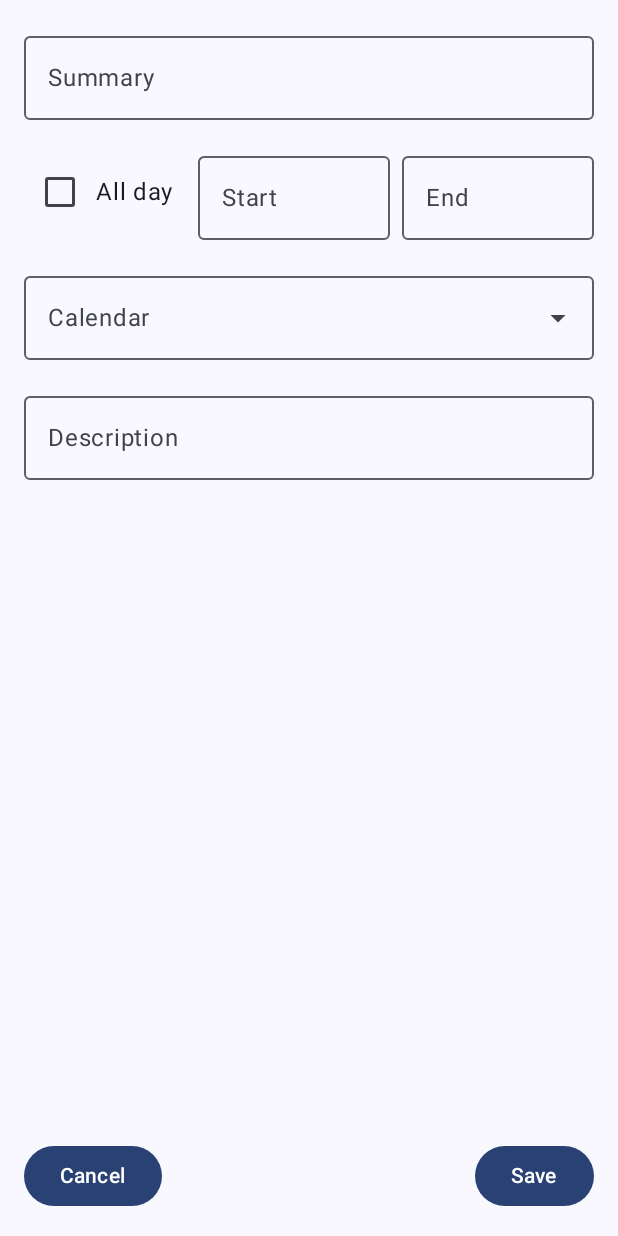
After one commit to ede1998/shiftplanimporter, an Android app built with Jetpack Compose: the composable TemplateConfigurationView called with empty values, on a phone screen of 412 x 824 dp. The commit adds this screen. Run offline under Robolectric (Android 15) with nearby library versions, the phone set to English and light mode, and no system bars.

Commit message:
feat: Add shift template ui

```diff
--- a/app/build.gradle.kts
+++ b/app/build.gradle.kts
@@ -51,6 +51,7 @@ dependencies {
     implementation(libs.androidx.compose.ui.tooling.preview)
     implementation(libs.androidx.compose.material3)
     implementation(libs.kotlinx.datetime)
+    implementation(libs.androidx.navigation.compose)
     testImplementation(libs.junit)
     androidTestImplementation(libs.androidx.junit)
     androidTestImplementation(libs.androidx.espresso.core)
--- a/app/src/main/AndroidManifest.xml
+++ b/app/src/main/AndroidManifest.xml
@@ -25,6 +25,11 @@
                 <category android:name="android.intent.category.LAUNCHER" />
             </intent-filter>
         </activity>
+        <activity
+            android:name=".SettingsActivity"
+            android:exported="false"
+            android:label="@string/title_activity_settings"
+            android:theme="@style/Theme.ShiftPlanImporter" />
     </application>
 
 </manifest>
--- a/app/src/main/java/me/erik_hennig/shiftplanimporter/MainActivity.kt
+++ b/app/src/main/java/me/erik_hennig/shiftplanimporter/MainActivity.kt
@@ -1,6 +1,7 @@
 package me.erik_hennig.shiftplanimporter
 
 import android.Manifest
+import android.content.Intent
 import android.content.pm.PackageManager
 import android.os.Bundle
 import android.util.Log
@@ -98,6 +99,7 @@ private fun ShiftPlanImporterApp() {
 
 @Composable
 private fun TimeFrameScreen(modifier: Modifier = Modifier, onStateChange: (EnteringState) -> Unit) {
+    val context = LocalContext.current
     val upcomingMonths = remember {
         val start = LocalDate.today().yearMonth
         val end = start.plus(4, DateTimeUnit.MONTH)
@@ -113,6 +115,9 @@ private fun TimeFrameScreen(modifier: Modifier = Modifier, onStateChange: (Enter
                     dateRange = timeFrame
                 )
             )
+        },
+        onConfigureTemplates = {
+            context.startActivity(Intent(context, SettingsActivity::class.java))
         }
     )
 }
--- /dev/null
+++ b/app/src/main/java/me/erik_hennig/shiftplanimporter/data/CalendarInfo.kt
@@ -0,0 +1,3 @@
+package me.erik_hennig.shiftplanimporter.data
+
+data class CalendarInfo(val id: Long, val name: String)
--- a/app/src/main/java/me/erik_hennig/shiftplanimporter/extensions/DateExtensions.kt
+++ b/app/src/main/java/me/erik_hennig/shiftplanimporter/extensions/DateExtensions.kt
@@ -3,13 +3,32 @@ package me.erik_hennig.shiftplanimporter.extensions
 import kotlinx.datetime.DateTimeUnit
 import kotlinx.datetime.LocalDate
 import kotlinx.datetime.LocalDateRange
+import kotlinx.datetime.LocalTime
 import kotlinx.datetime.TimeZone
 import kotlinx.datetime.plus
 import kotlinx.datetime.toJavaLocalDate
+import kotlinx.datetime.toJavaLocalTime
+import kotlinx.datetime.toLocalDateTime
 import kotlinx.datetime.todayIn
+import java.text.SimpleDateFormat
 import java.time.ZoneId
+import java.util.Locale
 import kotlin.time.Clock
 import kotlin.time.ExperimentalTime
+
+
+@OptIn(ExperimentalTime::class)
+fun LocalTime.Companion.now(): LocalTime =
+    Clock.System.now().toLocalDateTime(TimeZone.currentSystemDefault()).time
+
+fun LocalTime.formatDefault(): String {
+    val formatter = java.time.format.DateTimeFormatter.ofPattern("HH:mm", Locale.getDefault())
+    return this.format(formatter)
+}
+
+fun LocalTime.format(renderFormat: java.time.format.DateTimeFormatter): String {
+    return renderFormat.format(this.toJavaLocalTime())
+}
 
 fun LocalDateRange.withAdjustedStart(offset: Int): LocalDateRange {
     if (this.isEmpty() && offset >= 0) {
@@ -23,6 +42,12 @@ fun LocalDateRange.withAdjustedStart(offset: Int): LocalDateRange {
 fun LocalDateRange.withLaterStart(): LocalDateRange = this.withAdjustedStart(1)
 fun LocalDateRange.withEarlierStart(): LocalDateRange = this.withAdjustedStart(-1)
 
+
+fun dateOnlyFormat() = SimpleDateFormat("dd.MM.yyyy", Locale.getDefault())
+fun weekDayOnlyFormat() = SimpleDateFormat("EEEE", Locale.getDefault())
+fun dateAndWeekDayFormat() = SimpleDateFormat("EEEE, dd.MM.yyyy", Locale.getDefault())
+fun monthOnlyFormat() = SimpleDateFormat("MMMM yyyy", Locale.getDefault())
+
 fun LocalDate.format(renderFormat: java.text.DateFormat): String {
     val date = java.util.Date.from(
         this.toJavaLocalDate().atStartOfDay().atZone(ZoneId.systemDefault()).toInstant()
--- /dev/null
+++ b/app/src/main/java/me/erik_hennig/shiftplanimporter/ui/TemplateConfigurationView.kt
@@ -0,0 +1,226 @@
+package me.erik_hennig.shiftplanimporter.ui
+
+import android.app.TimePickerDialog
+import android.text.format.DateFormat
+import android.util.Log
+import androidx.compose.foundation.interaction.MutableInteractionSource
+import androidx.compose.foundation.interaction.collectIsPressedAsState
+import androidx.compose.foundation.layout.Column
+import androidx.compose.foundation.layout.Row
+import androidx.compose.foundation.layout.Spacer
+import androidx.compose.foundation.layout.fillMaxWidth
+import androidx.compose.foundation.layout.height
+import androidx.compose.foundation.layout.padding
+import androidx.compose.foundation.layout.width
+import androidx.compose.material3.Button
+import androidx.compose.material3.Checkbox
+import androidx.compose.material3.DropdownMenuItem
+import androidx.compose.material3.ExperimentalMaterial3Api
+import androidx.compose.material3.ExposedDropdownMenuBox
+import androidx.compose.material3.ExposedDropdownMenuDefaults
+import androidx.compose.material3.MenuAnchorType
+import androidx.compose.material3.OutlinedTextField
+import androidx.compose.material3.Text
+import androidx.compose.runtime.Composable
+import androidx.compose.runtime.getValue
+import androidx.compose.runtime.mutableStateOf
+import androidx.compose.runtime.remember
+import androidx.compose.runtime.setValue
+import androidx.compose.ui.Alignment
+import androidx.compose.ui.Modifier
+import androidx.compose.ui.platform.LocalContext
+import androidx.compose.ui.tooling.preview.Preview
+import androidx.compose.ui.unit.dp
+import kotlinx.datetime.LocalTime
+import me.erik_hennig.shiftplanimporter.data.CalendarInfo
+import me.erik_hennig.shiftplanimporter.data.ShiftTemplate
+import me.erik_hennig.shiftplanimporter.data.ShiftTimes
+import me.erik_hennig.shiftplanimporter.extensions.formatDefault
+import me.erik_hennig.shiftplanimporter.extensions.now
+import me.erik_hennig.shiftplanimporter.ui.theme.ShiftPlanImporterTheme
+import java.util.UUID
+
+const val TAG: String = "TemplateConfigurationView"
+
+@OptIn(ExperimentalMaterial3Api::class)
+@Composable
+fun TemplateConfigurationView(
+    modifier: Modifier = Modifier,
+    initialTemplate: ShiftTemplate?,
+    calendars: List<CalendarInfo>,
+    onSave: (ShiftTemplate) -> Unit,
+    onCancel: () -> Unit
+) {
+    var isAllDay by remember {
+        mutableStateOf(
+            initialTemplate?.times?.equals(null) ?: false
+        )
+    }
+    var summary by remember { mutableStateOf(initialTemplate?.summary ?: "") }
+    var description by remember { mutableStateOf(initialTemplate?.description ?: "") }
+    var startTime by remember { mutableStateOf(initialTemplate?.times?.start) }
+    var endTime by remember { mutableStateOf(initialTemplate?.times?.end) }
+    var selectedCalendar by remember { mutableStateOf(calendars.find { it.id == initialTemplate?.calendarId }) }
+
+    var isCalendarDropdownExpanded by remember { mutableStateOf(false) }
+
+    Column(modifier = modifier.padding(16.dp)) {
+        OutlinedTextField(
+            value = summary,
+            onValueChange = { summary = it },
+            label = { Text("Summary") },
+            modifier = Modifier.fillMaxWidth()
+        )
+        Spacer(modifier = Modifier.height(16.dp))
+
+        Row(verticalAlignment = Alignment.CenterVertically) {
+            Checkbox(
+                checked = isAllDay, onCheckedChange = { isAllDay = it })
+            Text(text = "All day")
+            Spacer(modifier = Modifier.width(16.dp))
+            Row(modifier = Modifier.weight(1f)) {
+                TimeInput(
+                    label = "Start",
+                    enabled = !isAllDay,
+                    initialTime = startTime,
+                    onSave = { startTime = it },
+                    modifier = Modifier.weight(1f)
+                )
+                Spacer(modifier = Modifier.width(8.dp))
+                TimeInput(
+                    label = "End",
+                    enabled = !isAllDay,
+                    initialTime = endTime,
+                    onSave = { endTime = it },
+                    modifier = Modifier.weight(1f)
+                )
+            }
+        }
+        Spacer(modifier = Modifier.height(16.dp))
+
+        ExposedDropdownMenuBox(
+            expanded = isCalendarDropdownExpanded,
+            onExpandedChange = { isCalendarDropdownExpanded = !isCalendarDropdownExpanded }) {
+            OutlinedTextField(
+                modifier = Modifier
+                    .menuAnchor(MenuAnchorType.PrimaryEditable, true)
+                    .fillMaxWidth(),
+                readOnly = true,
+                value = selectedCalendar?.name ?: "",
+                onValueChange = {},
+                label = { Text("Calendar") },
+                trailingIcon = { ExposedDropdownMenuDefaults.TrailingIcon(expanded = isCalendarDropdownExpanded) },
+            )
+            ExposedDropdownMenu(
+                expanded = isCalendarDropdownExpanded,
+                onDismissRequest = { isCalendarDropdownExpanded = false }) {
+                calendars.forEach { calendar ->
+                    DropdownMenuItem(text = { Text(calendar.name) }, onClick = {
+                        selectedCalendar = calendar
+                        isCalendarDropdownExpanded = false
+                    })
+                }
+            }
+        }
+
+        Spacer(modifier = Modifier.height(16.dp))
+        OutlinedTextField(
+            value = description,
+            onValueChange = { description = it },
+            label = { Text("Description") },
+            modifier = Modifier.fillMaxWidth()
+        )
+
+        Spacer(modifier = Modifier.weight(1f))
+        Row {
+            Button(onClick = onCancel) {
+                Text("Cancel")
+            }
+            Spacer(modifier = Modifier.weight(1f))
+            Button(onClick = {
+                if (summary == "") {
+                    Log.e(TAG, "Summary cannot be empty")
+                    return@Button
+                }
+
+                if (!isAllDay && (startTime == null || endTime == null)) {
+                    Log.e(TAG, "Non-all day event must have start and end time")
+                    return@Button
+                }
+
+                if (selectedCalendar == null) {
+                    Log.e(TAG, "Calendar must be selected")
+                    return@Button
+                }
+
+                val shiftTemplate = ShiftTemplate(
+                    id = initialTemplate?.id ?: UUID.randomUUID().toString(),
+                    summary = summary,
+                    description = description,
+                    times = if (isAllDay) null else ShiftTimes(startTime!!, endTime!!),
+                    calendarId = selectedCalendar?.id,
+                )
+
+                onSave(shiftTemplate)
+            }) {
+                Text("Save")
+            }
+        }
+    }
+}
+
+
+@Composable
+private fun TimeInput(
+    modifier: Modifier = Modifier,
+    label: String,
+    enabled: Boolean,
+    initialTime: LocalTime?,
+    onSave: (LocalTime) -> Unit
+) {
+    val context = LocalContext.current
+
+    val startTimeSource = remember {
+        MutableInteractionSource()
+    }
+
+    val initialDialogTime = initialTime ?: LocalTime.now()
+
+    val startTimePickerDialog = TimePickerDialog(
+        context,
+        { _, hour: Int, minute: Int ->
+            onSave(LocalTime(hour, minute))
+        },
+        initialDialogTime.hour,
+        initialDialogTime.minute,
+        DateFormat.is24HourFormat(context),
+    )
+
+    if (startTimeSource.collectIsPressedAsState().value) {
+        startTimePickerDialog.show()
+    }
+
+    OutlinedTextField(
+        value = initialTime?.formatDefault() ?: "",
+        onValueChange = { },
+        label = { Text(label) },
+        enabled = enabled,
+        readOnly = true,
+        interactionSource = startTimeSource,
+        modifier = modifier
+    )
+}
+
+@Preview
+@Composable
+private fun TemplateConfigurationViewPreview() {
+    ShiftPlanImporterTheme {
+        TemplateConfigurationView(
+            calendars = listOf(
+                CalendarInfo(1, "Personal"), CalendarInfo(2, "Work")
+            ),
+            onSave = { }, onCancel = { },
+            initialTemplate = null,
+        )
+    }
+}
--- a/app/src/main/res/values/strings.xml
+++ b/app/src/main/res/values/strings.xml
@@ -1,3 +1,4 @@
 <resources>
     <string name="app_name">Shift Plan Importer</string>
+    <string name="title_activity_settings">Settings</string>
 </resources>
--- a/gradle/libs.versions.toml
+++ b/gradle/libs.versions.toml
@@ -9,6 +9,7 @@ kotlinxDatetime = "0.7.1"
 lifecycleRuntimeKtx = "2.6.1"
 activityCompose = "1.8.0"
 composeBom = "2024.09.00"
+navigationCompose = "2.7.7"
 
 [libraries]
 androidx-core-ktx = { group = "androidx.core", name = "core-ktx", version.ref = "coreKtx" }
@@ -25,6 +26,7 @@ androidx-compose-ui-tooling-preview = { group = "androidx.compose.ui", name = "u
 androidx-compose-ui-test-manifest = { group = "androidx.compose.ui", name = "ui-test-manifest" }
 androidx-compose-ui-test-junit4 = { group = "androidx.compose.ui", name = "ui-test-junit4" }
 androidx-compose-material3 = { group = "androidx.compose.material3", name = "material3" }
+androidx-navigation-compose = { group = "androidx.navigation", name = "navigation-compose", version.ref = "navigationCompose" }
 kotlinx-datetime = { module = "org.jetbrains.kotlinx:kotlinx-datetime", version.ref = "kotlinxDatetime" }
 
 [plugins]
```
Also changed, not shown: app/src/main/java/me/erik_hennig/shiftplanimporter/SettingsActivity.kt (added, +143 -0 lines), app/src/main/java/me/erik_hennig/shiftplanimporter/data/ShiftTemplate.kt (added, +16 -0 lines), app/src/main/java/me/erik_hennig/shiftplanimporter/ui/EnterShiftView.kt (+7 -16 lines), app/src/main/java/me/erik_hennig/shiftplanimporter/ui/ReviewView.kt (+12 -20 lines), app/src/main/java/me/erik_hennig/shiftplanimporter/ui/TimeFrameView.kt (+19 -9 lines).
